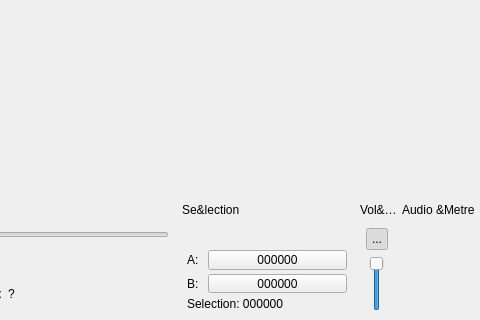
Above: utilities/sourcecode/avidemux2-master/avidemux/qt4/ADM_userInterfaces/ADM_gui/gui2.ui from goanimate-archive-organization/wrapper-offIine before the change; both pictures show x 378 to 858 and y 543 to 863 of the 858 by 863 pixel window. Below: the same form after it.
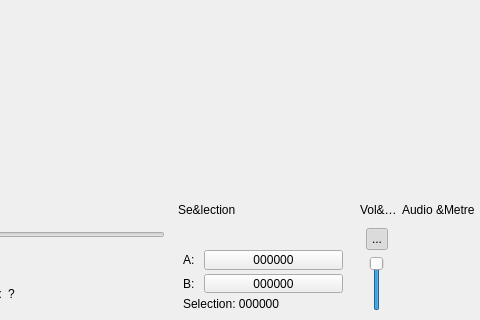
That is the form after the change. Icons and pictures are not drawn. Custom widgets are drawn as their Qt base class.

Diff of the .ui file:
```diff
--- a/utilities/sourcecode/avidemux2-master/avidemux/qt4/ADM_userInterfaces/ADM_gui/gui2.ui
+++ b/utilities/sourcecode/avidemux2-master/avidemux/qt4/ADM_userInterfaces/ADM_gui/gui2.ui
@@ -1434,13 +1434,13 @@
    </property>
    <property name="minimumSize">
     <size>
-     <width>160</width>
+     <width>182</width>
      <height>120</height>
     </size>
    </property>
    <property name="maximumSize">
     <size>
-     <width>200</width>
+     <width>182</width>
      <height>120</height>
     </size>
    </property>
```
Left out of the diff: 33 changed lines with no effect on the pictures.
